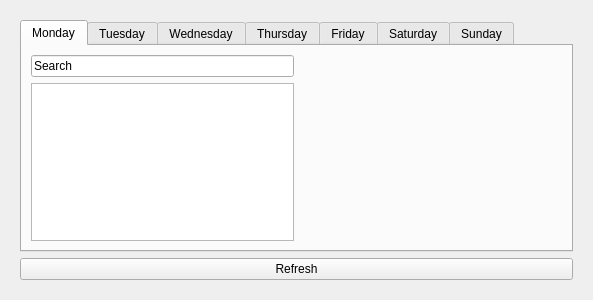
Old version of the form masterroutewidget.ui in the repository drewdemarest/Assignment-Check.
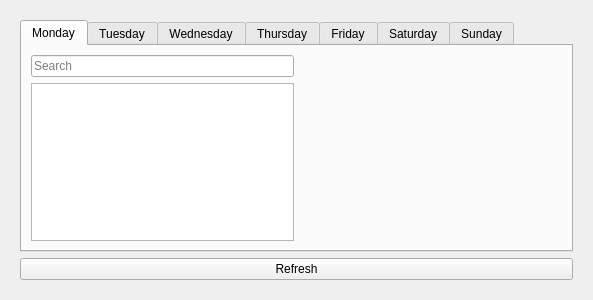
New version of the form. The open tabs and pages were chosen to show the change.

Patch:
```diff
--- a/masterroutewidget.ui
+++ b/masterroutewidget.ui
@@ -74,6 +74,9 @@
            <item row="0" column="0">
             <widget class="QLineEdit" name="mondayRouteSearch">
              <property name="text">
+              <string/>
+             </property>
+             <property name="placeholderText">
               <string>Search</string>
              </property>
             </widget>
```
Left out of the diff: 18 changed lines with no effect on the pictures.
